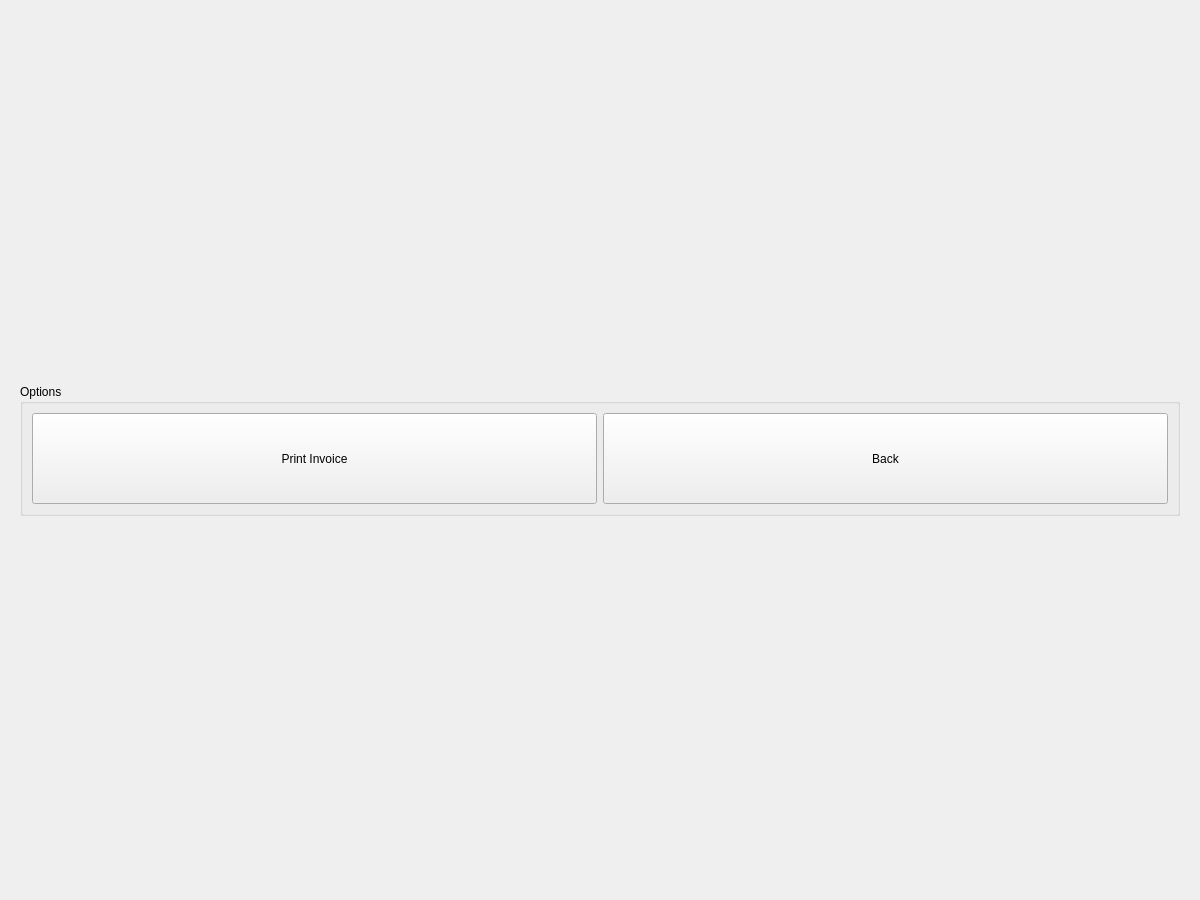
eguzki/penyamanager, file penyamanager/invoicedetailswindow.ui: the form before one commit.
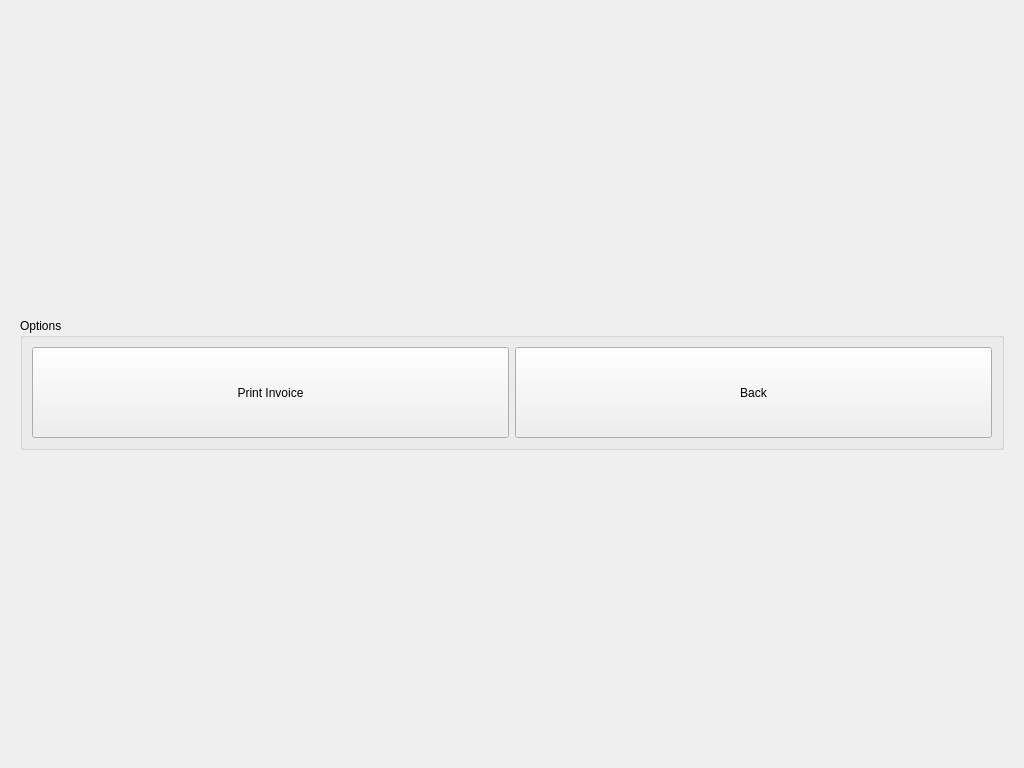
The form after the commit.

```diff
--- a/penyamanager/invoicedetailswindow.ui
+++ b/penyamanager/invoicedetailswindow.ui
@@ -6,10 +6,22 @@
    <rect>
     <x>0</x>
     <y>0</y>
-    <width>1200</width>
-    <height>900</height>
+    <width>1024</width>
+    <height>768</height>
    </rect>
   </property>
+  <property name="minimumSize">
+   <size>
+    <width>1024</width>
+    <height>768</height>
+   </size>
+  </property>
+  <property name="maximumSize">
+   <size>
+    <width>1024</width>
+    <height>768</height>
+   </size>
+  </property>
   <property name="windowTitle">
    <string>Invoice Details</string>
   </property>
```
